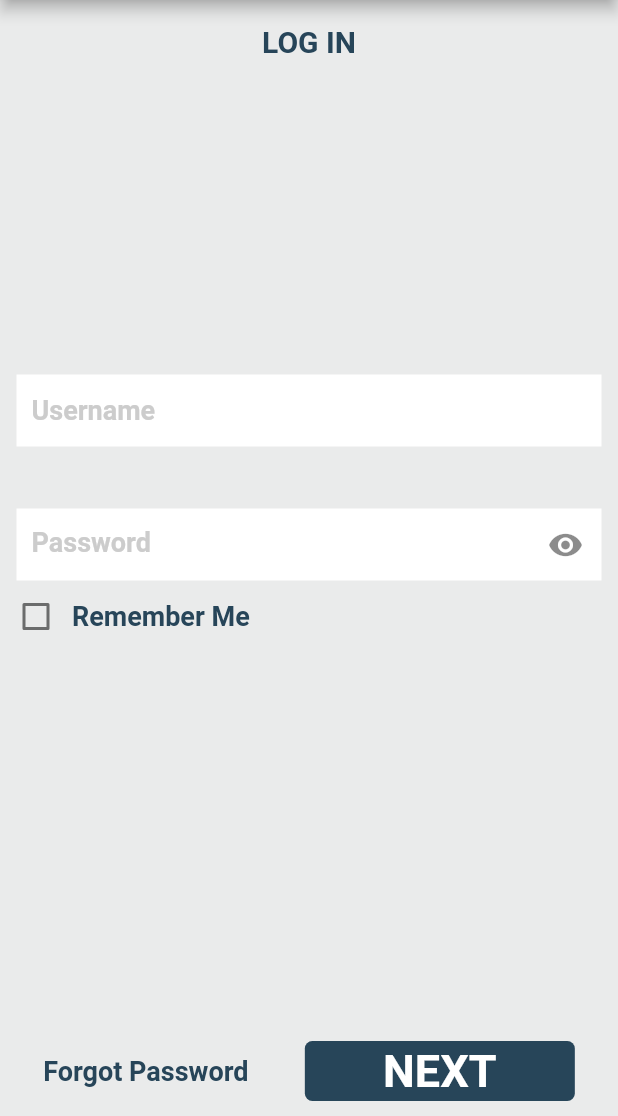
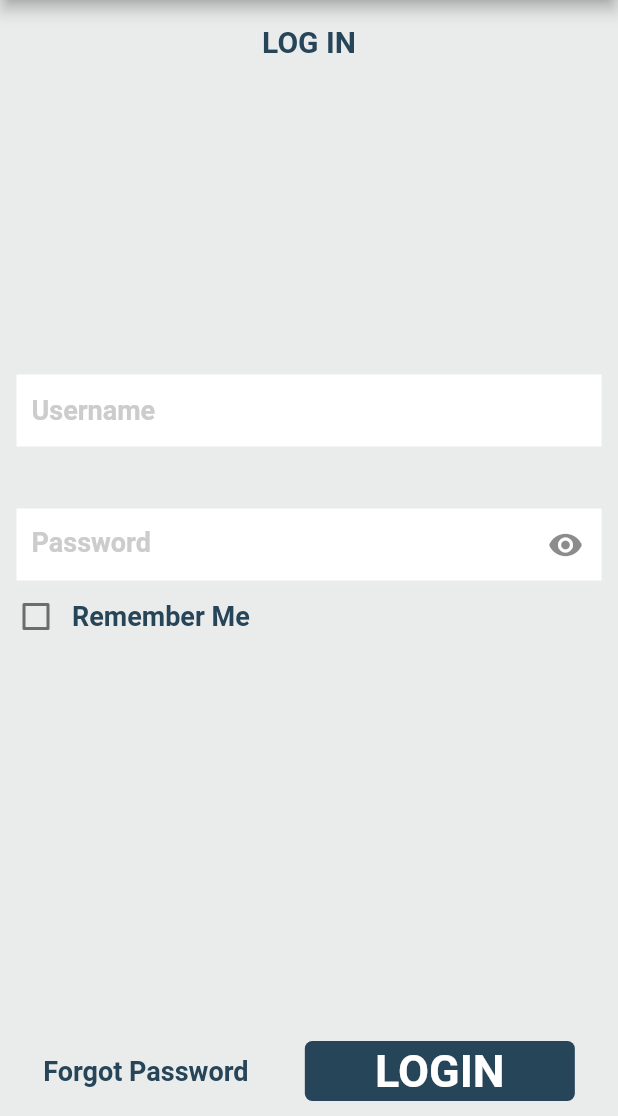
Before and after one commit to guri1423/ready_made_for_trade, a Flutter app: the screen it shows after launch, on a phone screen of 412 x 824 dp, the part 120-1236 px from its top. Run offline on Flutter 3.47's test engine with Material 2 defaults, Android fonts, the phone set to English and light mode, and no system bars; our stand-ins replace bloc, dropdown_button2, email_validator, equatable, flutter_bloc, flutter_secure_storage and 3 more; accounts and stored records are empty; Roboto replaces fonts that are missing (Dongle, Dongle Regular).

Commit message:
changes done on gallery and customer page

```diff
--- a/lib/main.dart
+++ b/lib/main.dart
@@ -8,6 +8,7 @@ import 'package:ready_made_4_trade/modules/account/cubit/edit_website_text/edit_
 import 'package:ready_made_4_trade/modules/bottom_nav/view/bottom_navigation.dart';
 import 'package:ready_made_4_trade/modules/check_list/cubit/check_list_cubit.dart';
 import 'package:ready_made_4_trade/modules/customer/search_cubit/customer_search_cubit.dart';
+import 'package:ready_made_4_trade/modules/dairy/bloc/dairy_cubit.dart';
 import 'package:ready_made_4_trade/modules/essentials/bloc/essential_bloc_cubit.dart';
 import 'package:ready_made_4_trade/modules/f_and_i/finance_insurance_cubit/finanace_insurance_cubit.dart';
 import 'package:ready_made_4_trade/modules/home/bloc_home/home_cubit.dart';
@@ -68,7 +69,12 @@ class MyApp extends StatelessWidget {
           BlocProvider<ReceiptsCubit>(
             create: (_) => ReceiptsCubit(),
           ),
-          BlocProvider<PickupDateCubit>(create: (_) => PickupDateCubit(),)
+          BlocProvider<PickupDateCubit>(
+            create: (_) => PickupDateCubit(),
+          ),
+          BlocProvider<DairyCubit>(
+            create: (_) => DairyCubit(),
+          ),
         ],
         child: MaterialApp(
           title: 'ready_made',
--- /dev/null
+++ b/lib/modules/dairy/bloc/dairy_state.dart
@@ -0,0 +1,55 @@
+part of 'dairy_cubit.dart';
+
+abstract class DairyState extends Equatable {
+  const DairyState();
+}
+
+class DairyInitial extends DairyState {
+  @override
+  List<Object> get props => [];
+}
+
+class DairyLoading extends DairyState {
+  @override
+  List<Object> get props => [];
+}
+
+class DairySuccess extends DairyState {
+
+  GetDairyData? model;
+
+  DairySuccess(this.model);
+
+  @override
+  List<Object> get props => [];
+}
+
+class DairyFailure extends DairyState {
+  @override
+  List<Object> get props => [];
+}
+
+class DairyFilterLoading extends DairyState {
+  @override
+  List<Object> get props => [];
+}
+
+class DairyFilterSuccess extends DairyState {
+
+  GetDairyData? model;
+
+  DairyFilterSuccess(this.model);
+
+  @override
+  List<Object> get props => [];
+}
+
+class DairyFilterEmpty extends DairyState {
+  @override
+  List<Object> get props => [];
+}
+
+class DairyFilterFailure extends DairyState {
+  @override
+  List<Object> get props => [];
+}
--- a/lib/modules/home/widgets/icon_widgets.dart
+++ b/lib/modules/home/widgets/icon_widgets.dart
@@ -57,16 +57,16 @@ Widget customerPage(context, List<DatumCustomer>? data, int index) {
                 const SizedBox(
                   height: 2,
                 ),
-                Text('ACTIVE JOBS: ${data[index].status}',
+                Text('ACTIVE JOBS: ${data[index].statusCounts!.confirmJob}',
                     style: theme.textTheme.titleSmall),
                 const SizedBox(
                   height: 2,
                 ),
-                Text('PENDING JOBS: 3', style: theme.textTheme.titleSmall),
+                Text('PENDING JOBS: ${data[index].statusCounts!.createQuotes}', style: theme.textTheme.titleSmall),
                 const SizedBox(
                   height: 2,
                 ),
-                Text('COMPLETED JOBS JOBS: 5',
+                Text('COMPLETED JOBS JOBS: ${data[index].statusCounts!.sendFinalInvoice}',
                     style: theme.textTheme.titleSmall),
               ],
             ),
--- a/lib/modules/login/pages/login.dart
+++ b/lib/modules/login/pages/login.dart
@@ -136,7 +136,7 @@ class _LoginState extends State<Login> {
               child: SizedBox(
                 height: 40,
                 width: 180,
-                child: longButton(context, 'NEXT', CustomColors.blueButton),
+                child: longButton(context, 'LOGIN', CustomColors.blueButton),
               ),
             ),
           ],
--- a/lib/modules/receipts/pages/add_receipts.dart
+++ b/lib/modules/receipts/pages/add_receipts.dart
@@ -314,7 +314,7 @@ class _AddReceiptsState extends State<AddReceipts> {
     request.fields["job"] = jobValue!;
     request.fields["category"] = categoryValue!;
     request.fields["amount"] = _amount.text;
-    request.fields["date"] = BlocProvider.of<PickupDateCubit>(context).getPickupDate();;
+    request.fields["date"] = BlocProvider.of<PickupDateCubit>(context).getPickupDate();
 
     final file = await http.MultipartFile.fromPath('image', widget.image!.path);
     request.files.add(file);
--- a/lib/widgets/date_picker.dart
+++ b/lib/widgets/date_picker.dart
@@ -67,7 +67,7 @@ class _CustomDatePickerState extends State<CustomDatePicker> {
     );
   }
   String changeDateToString(DateTime dateTime){
-    return  DateFormat('MM/dd/yyyy').format(dateTime);
+    return  DateFormat('yyyy/MM/dd').format(dateTime);
   }
 }
 
```
Also changed, not shown: lib/modules/dairy/bloc/dairy_cubit.dart (added, +48 -0 lines), lib/modules/dairy/pages/diary.dart (+54 -34 lines), lib/modules/gallery/pages/create_project.dart (+8 -5 lines), lib/modules/gallery/pages/gallery.dart (+10 -5 lines), lib/modules/gallery/pages/projects.dart (+9 -7 lines), lib/modules/gallery/pages/projects_details.dart (+11 -5 lines), lib/modules/home/model/get_user_data.dart (+10 -10 lines), lib/modules/home/pages/home.dart (+14 -12 lines), lib/modules/home/pages/icon_models/customer_model.dart (+74 -28 lines), lib/services/remote_api.dart (+26 -0 lines).
